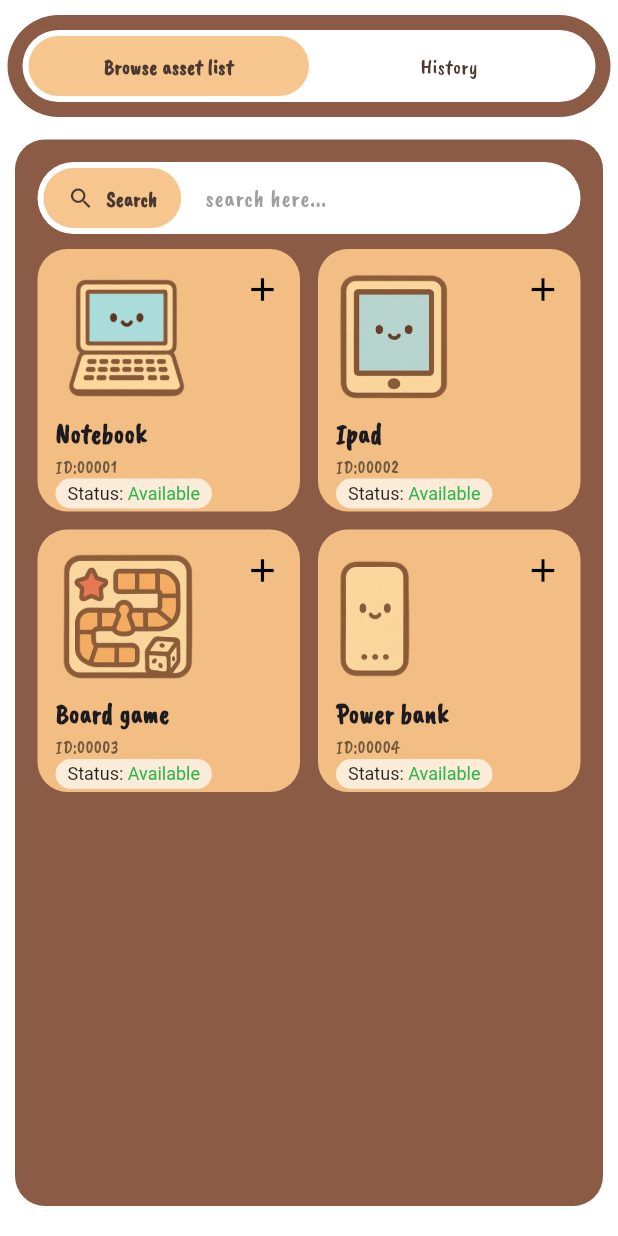
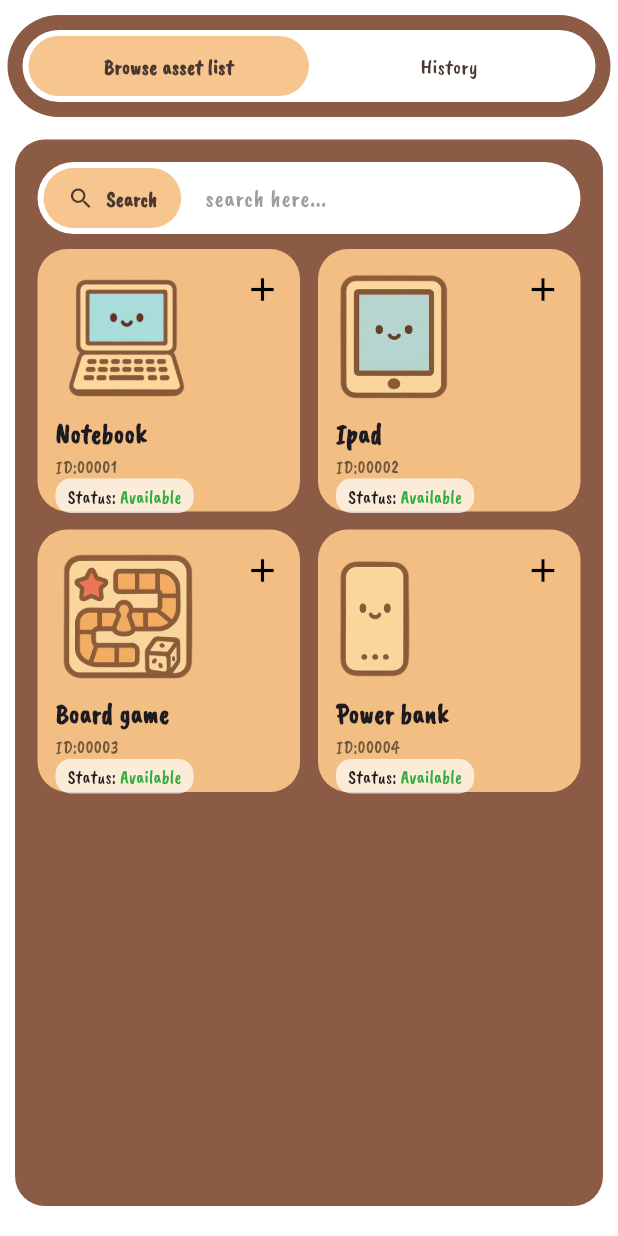
Before and after one commit to kimmysoybad404/project_mobile, a Flutter app: the HomeBorrower screen opened directly, on a phone screen of 412 x 824 dp. Run offline on Flutter 3.47's test engine with Material 3 defaults, Android fonts, the phone set to English and light mode, and no system bars; our stand-ins replace animated_notch_bottom_bar, awesome_dialog, fl_chart.

Commit message:
Fix : statusfont

```diff
--- a/lib/Borrower/home_page.dart
+++ b/lib/Borrower/home_page.dart
@@ -14,7 +14,7 @@ class _HomeBorrowerState extends State<HomeBorrower> {
   int _selectedTabIndex = 0;
 
   // ✅ เก็บรายการสินค้าที่ผู้ใช้กด +
-  List<RequestItem> _requestedItems = [];
+  final List<RequestItem> _requestedItems = [];
 
   @override
   Widget build(BuildContext context) {
@@ -464,15 +464,20 @@ class AssetCard extends StatelessWidget {
             child: RichText(
               text: TextSpan(
                 children: [
-                  const TextSpan(
+                  TextSpan(
                     text: 'Status: ',
-                    style: TextStyle(color: Colors.black87, fontSize: 12),
+                     style: Theme.of(context).textTheme.bodyMedium?.copyWith(
+          color: Colors.black87,
+          fontSize: 12,
+
+                    ),
                   ),
                   TextSpan(
                     text: status,
-                    style: const TextStyle(
-                      color: Color.fromARGB(221, 17, 172, 51),
-                      fontSize: 12,
+                    style: Theme.of(context).textTheme.bodyMedium?.copyWith(
+          color: const Color.fromARGB(221, 20, 162, 39),
+          fontSize: 12,
+
                     ),
                   ),
                 ],
--- a/lib/Borrower/request_page.dart
+++ b/lib/Borrower/request_page.dart
@@ -16,8 +16,8 @@ class _RequestPageState extends State<RequestPage> {
   final Color DarkBrown = const Color(0xFF8B5B46);
   final Color LightBrown = const Color(0xFFFEC785);
 
-  DateTime _borrowDate = DateTime.now();
-  DateTime _returnDate = DateTime.now().add(const Duration(days: 3));
+  final DateTime _borrowDate = DateTime.now();
+  final DateTime _returnDate = DateTime.now().add(const Duration(days: 3));
 
   List<RequestItem> requestItems = [];
 
--- a/lib/Lender/request_page.dart
+++ b/lib/Lender/request_page.dart
@@ -16,7 +16,7 @@ class _RequestPageState extends State<RequestPage> {
   Widget build(BuildContext context) {
     return Scaffold(
       backgroundColor: Colors.white,
-      body: Container(
+      body: SizedBox(
         height: 585,
         child: Center(
           child: SingleChildScrollView(
@@ -178,7 +178,7 @@ Widget _buildStatusItem() {
               SizedBox(
                 width: 100,
                 height: 100,
-                child: Container(
+                child: SizedBox(
                   width: 100,
                   height: 100,
                   child: Image.asset("assets/images/notebook.png"),
--- a/lib/Staff/manage_assets_page2.dart
+++ b/lib/Staff/manage_assets_page2.dart
@@ -1,7 +1,7 @@
 import 'package:flutter/material.dart';
 
 class ManageAssetsPage2 extends StatefulWidget {
-  const ManageAssetsPage2({Key? key}) : super(key: key);
+  const ManageAssetsPage2({super.key});
 
   @override
   State<ManageAssetsPage2> createState() => _ManageAssetsPage2State();
--- a/lib/main.dart
+++ b/lib/main.dart
@@ -1,6 +1,4 @@
 import 'package:flutter/material.dart';
-import 'package:project_mobile/BottomBar.dart';
-import 'package:project_mobile/LoginPage.dart';
 import 'package:project_mobile/identify_page.dart';
 
 void main() {
```
